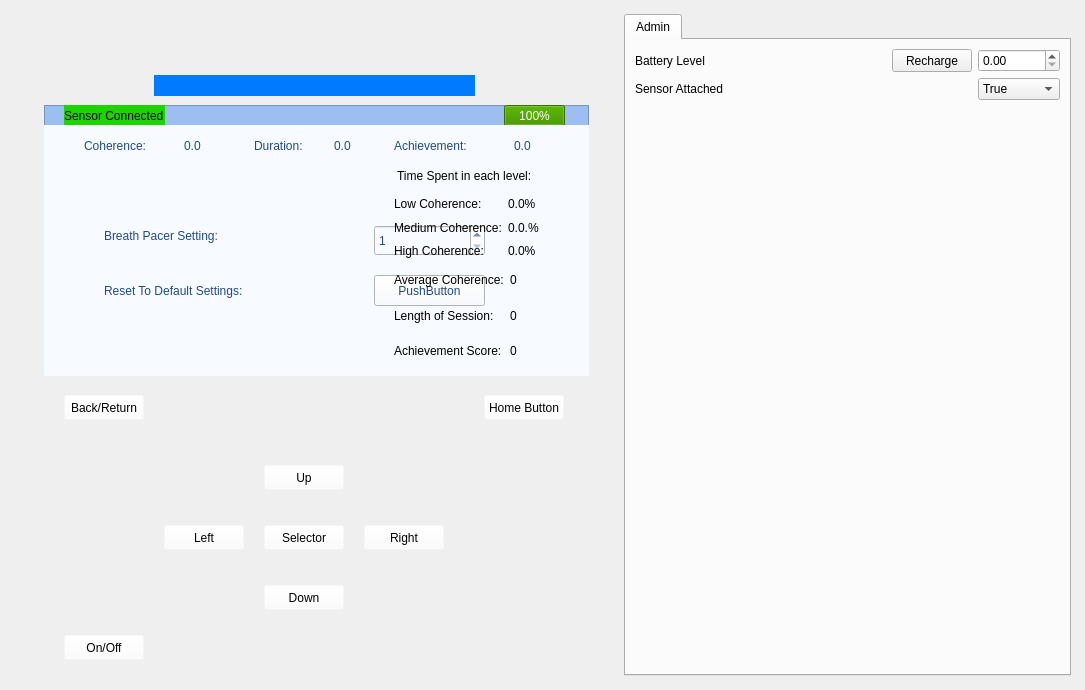
This is FinalProject/mainwindow.ui in alihadimazeh/HeartWave as Qt 5 draws it before an edit. The edited form follows.
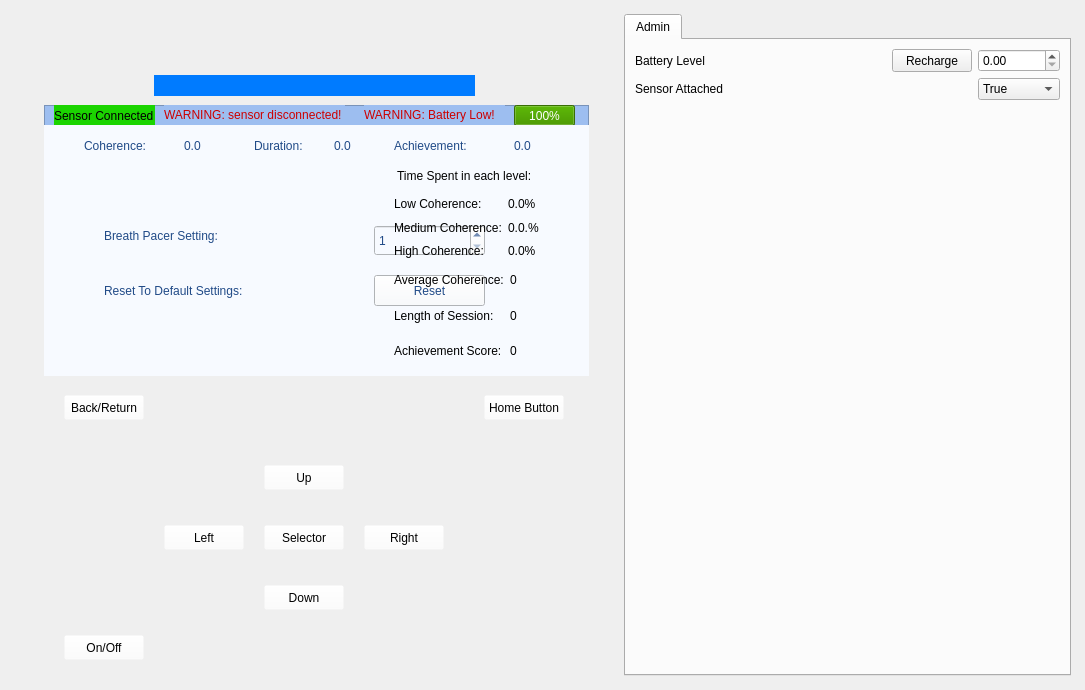
This is the edited form. Icons and pictures are not drawn. Custom widgets are drawn as their Qt base class.

```diff
--- a/FinalProject/mainwindow.ui
+++ b/FinalProject/mainwindow.ui
@@ -257,7 +257,7 @@
          <widget class="QProgressBar" name="BatteryLevel">
           <property name="geometry">
            <rect>
-            <x>460</x>
+            <x>470</x>
             <y>0</y>
             <width>61</width>
             <height>21</height>
@@ -275,7 +275,7 @@
          <widget class="QLabel" name="SensorConectedLabel">
           <property name="geometry">
            <rect>
-            <x>20</x>
+            <x>10</x>
             <y>0</y>
             <width>101</width>
             <height>21</height>
@@ -288,6 +288,38 @@
            <string>Sensor Connected</string>
           </property>
          </widget>
+         <widget class="QLabel" name="BatteryWarning">
+          <property name="geometry">
+           <rect>
+            <x>320</x>
+            <y>0</y>
+            <width>141</width>
+            <height>20</height>
+           </rect>
+          </property>
+          <property name="styleSheet">
+           <string notr="true">color: rgb(204, 0, 0);</string>
+          </property>
+          <property name="text">
+           <string>WARNING: Battery Low!</string>
+          </property>
+         </widget>
+         <widget class="QLabel" name="SensorWarning">
+          <property name="geometry">
+           <rect>
+            <x>120</x>
+            <y>0</y>
+            <width>181</width>
+            <height>20</height>
+           </rect>
+          </property>
+          <property name="styleSheet">
+           <string notr="true">color: rgb(204, 0, 0);</string>
+          </property>
+          <property name="text">
+           <string>WARNING: sensor disconnected!</string>
+          </property>
+         </widget>
         </widget>
         <widget class="QWidget" name="SessionView" native="true">
          <property name="geometry">
@@ -563,7 +595,7 @@
            </rect>
           </property>
           <property name="text">
-           <string>PushButton</string>
+           <string>Reset</string>
           </property>
          </widget>
         </widget>
```
